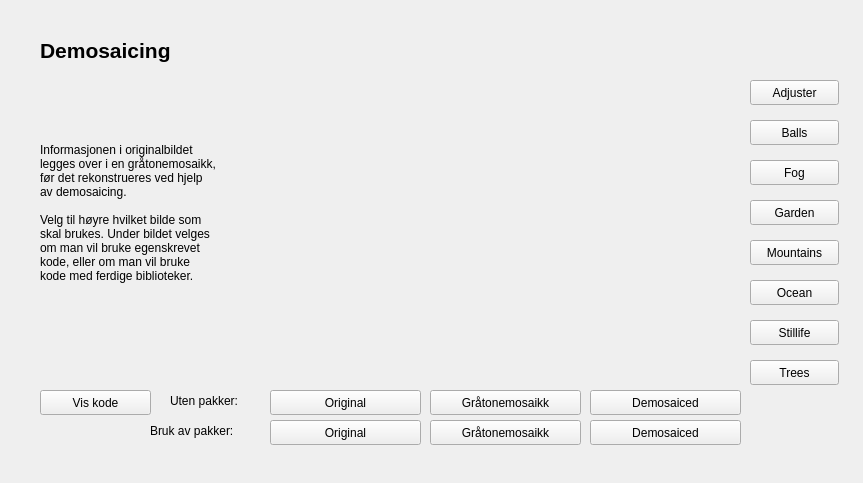
This is src/GUI/UI/demosaicing.ui in jegerud/Sciprog2020project as Qt 5 draws it before an edit. The edited form follows.
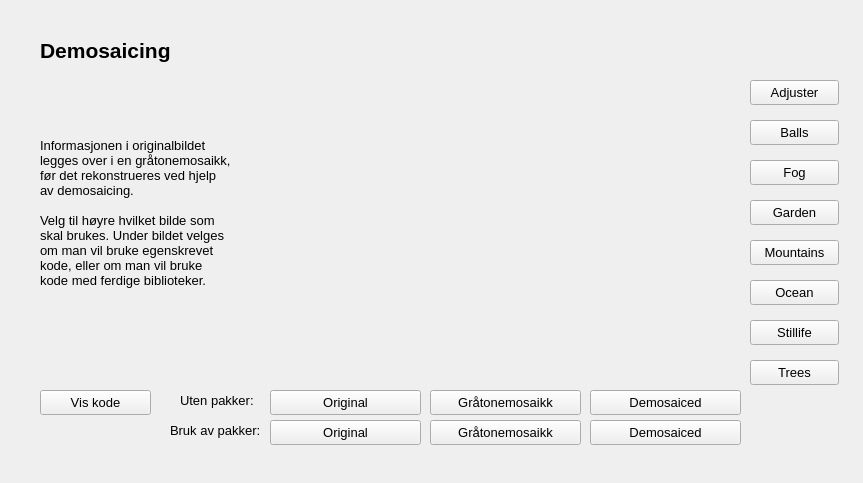
This is the edited form. Icons and pictures are not drawn.

The edit to the form file:
```diff
--- a/src/GUI/UI/demosaicing.ui
+++ b/src/GUI/UI/demosaicing.ui
@@ -22,6 +22,11 @@
      <height>25</height>
     </rect>
    </property>
+   <property name="font">
+    <font>
+     <pointsize>10</pointsize>
+    </font>
+   </property>
    <property name="text">
     <string>Gråtonemosaikk</string>
    </property>
@@ -35,6 +40,11 @@
      <height>25</height>
     </rect>
    </property>
+   <property name="font">
+    <font>
+     <pointsize>10</pointsize>
+    </font>
+   </property>
    <property name="text">
     <string>Original</string>
    </property>
@@ -70,6 +80,11 @@
      <height>221</height>
     </rect>
    </property>
+   <property name="font">
+    <font>
+     <pointsize>10</pointsize>
+    </font>
+   </property>
    <property name="text">
     <string>&lt;html&gt;&lt;head/&gt;&lt;body&gt;&lt;p&gt;Informasjonen i originalbildet &lt;br/&gt;legges over i en gråtonemosaikk,&lt;br/&gt;før det rekonstrueres ved hjelp&lt;br/&gt;av demosaicing.&lt;br/&gt;&lt;br/&gt;Velg til høyre hvilket bilde som&lt;br/&gt;skal brukes. Under bildet velges&lt;br/&gt;om man vil bruke egenskrevet&lt;br/&gt;kode, eller om man vil bruke&lt;br/&gt;kode med ferdige biblioteker.&lt;br/&gt;&lt;/p&gt;&lt;/body&gt;&lt;/html&gt;</string>
    </property>
@@ -83,6 +98,11 @@
      <height>25</height>
     </rect>
    </property>
+   <property name="font">
+    <font>
+     <pointsize>10</pointsize>
+    </font>
+   </property>
    <property name="text">
     <string>Vis kode</string>
    </property>
@@ -96,6 +116,11 @@
      <height>25</height>
     </rect>
    </property>
+   <property name="font">
+    <font>
+     <pointsize>10</pointsize>
+    </font>
+   </property>
    <property name="text">
     <string>Demosaiced</string>
    </property>
@@ -128,6 +153,11 @@
      <height>25</height>
     </rect>
    </property>
+   <property name="font">
+    <font>
+     <pointsize>10</pointsize>
+    </font>
+   </property>
    <property name="text">
     <string>Adjuster</string>
    </property>
@@ -141,6 +171,11 @@
      <height>25</height>
     </rect>
    </property>
+   <property name="font">
+    <font>
+     <pointsize>10</pointsize>
+    </font>
+   </property>
    <property name="text">
     <string>Garden</string>
    </property>
@@ -154,6 +189,11 @@
      <height>25</height>
     </rect>
    </property>
+   <property name="font">
+    <font>
+     <pointsize>10</pointsize>
+    </font>
+   </property>
    <property name="text">
     <string>Trees</string>
    </property>
@@ -167,6 +207,11 @@
      <height>25</height>
     </rect>
    </property>
+   <property name="font">
+    <font>
+     <pointsize>10</pointsize>
+    </font>
+   </property>
    <property name="text">
     <string>Stillife</string>
    </property>
@@ -180,6 +225,11 @@
      <height>25</height>
     </rect>
    </property>
+   <property name="font">
+    <font>
+     <pointsize>10</pointsize>
+    </font>
+   </property>
    <property name="text">
     <string>Mountains</string>
    </property>
@@ -193,6 +243,11 @@
      <height>25</height>
     </rect>
    </property>
+   <property name="font">
+    <font>
+     <pointsize>10</pointsize>
+    </font>
+   </property>
    <property name="text">
     <string>Balls</string>
    </property>
@@ -206,6 +261,11 @@
      <height>25</height>
     </rect>
    </property>
+   <property name="font">
+    <font>
+     <pointsize>10</pointsize>
+    </font>
+   </property>
    <property name="text">
     <string>Fog</string>
    </property>
@@ -219,6 +279,11 @@
      <height>25</height>
     </rect>
    </property>
+   <property name="font">
+    <font>
+     <pointsize>10</pointsize>
+    </font>
+   </property>
    <property name="text">
     <string>Ocean</string>
    </property>
@@ -232,6 +297,11 @@
      <height>25</height>
     </rect>
    </property>
+   <property name="font">
+    <font>
+     <pointsize>10</pointsize>
+    </font>
+   </property>
    <property name="text">
     <string>Demosaiced</string>
    </property>
@@ -245,6 +315,11 @@
      <height>25</height>
     </rect>
    </property>
+   <property name="font">
+    <font>
+     <pointsize>10</pointsize>
+    </font>
+   </property>
    <property name="text">
     <string>Gråtonemosaikk</string>
    </property>
@@ -258,6 +333,11 @@
      <height>25</height>
     </rect>
    </property>
+   <property name="font">
+    <font>
+     <pointsize>10</pointsize>
+    </font>
+   </property>
    <property name="text">
     <string>Original</string>
    </property>
@@ -265,12 +345,17 @@
   <widget class="QLabel" name="label">
    <property name="geometry">
     <rect>
-     <x>170</x>
+     <x>180</x>
      <y>390</y>
-     <width>91</width>
+     <width>81</width>
      <height>21</height>
     </rect>
    </property>
+   <property name="font">
+    <font>
+     <pointsize>10</pointsize>
+    </font>
+   </property>
    <property name="text">
     <string>Uten pakker:</string>
    </property>
@@ -278,12 +363,17 @@
   <widget class="QLabel" name="label_2">
    <property name="geometry">
     <rect>
-     <x>150</x>
+     <x>170</x>
      <y>420</y>
-     <width>111</width>
+     <width>101</width>
      <height>21</height>
     </rect>
    </property>
+   <property name="font">
+    <font>
+     <pointsize>10</pointsize>
+    </font>
+   </property>
    <property name="text">
     <string>Bruk av pakker:</string>
    </property>
```
